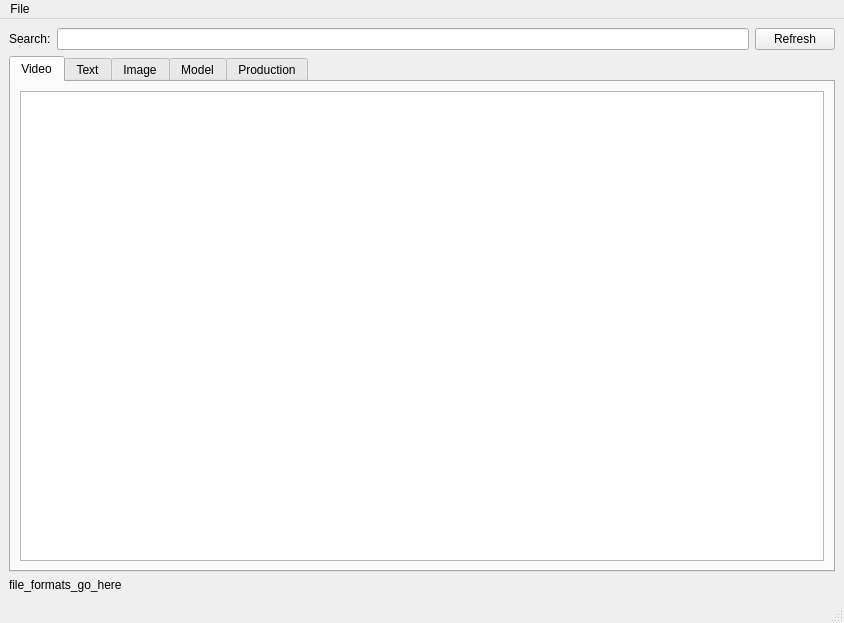
First picture: the form in UI/asset_management.ui, repository HaydenGuy/PyQt_Asset_Management_System, before the edit.
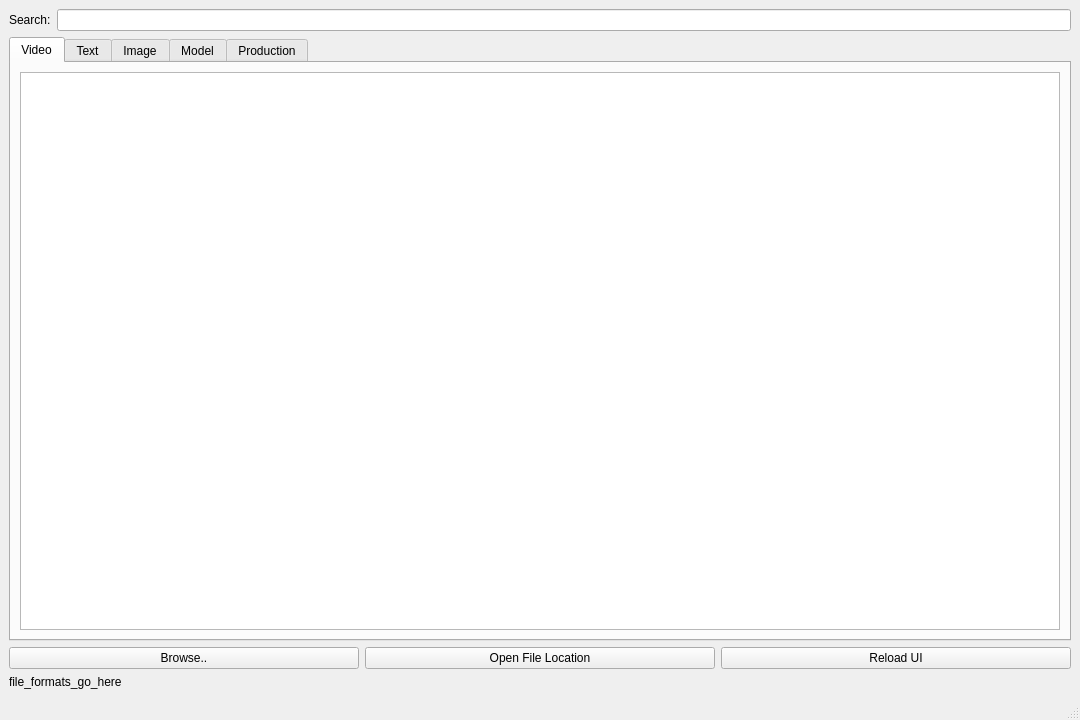
Second picture: the form after the edit.

Commit message: Minor adjustments to the UI, removed menubar, added push buttons for interaction

```diff
--- a/UI/asset_management.ui
+++ b/UI/asset_management.ui
@@ -6,8 +6,8 @@
    <rect>
     <x>0</x>
     <y>0</y>
-    <width>844</width>
-    <height>623</height>
+    <width>1080</width>
+    <height>720</height>
    </rect>
   </property>
   <property name="windowTitle">
@@ -30,13 +30,6 @@
       <item>
        <widget class="QLineEdit" name="le_searchbar"/>
       </item>
-      <item>
-       <widget class="QPushButton" name="pb_refresh">
-        <property name="text">
-         <string>Refresh</string>
-        </property>
-       </widget>
-      </item>
      </layout>
     </item>
     <item>
@@ -109,14 +102,35 @@
        <number>0</number>
       </property>
       <item>
-       <widget class="QLabel" name="lb_file_formats">
+       <widget class="QPushButton" name="pb_browse">
         <property name="text">
-         <string>file_formats_go_here</string>
+         <string>Browse..</string>
+        </property>
+       </widget>
+      </item>
+      <item>
+       <widget class="QPushButton" name="pb_open_location">
+        <property name="text">
+         <string>Open File Location</string>
+        </property>
+       </widget>
+      </item>
+      <item>
+       <widget class="QPushButton" name="pb_reload">
+        <property name="text">
+         <string>Reload UI</string>
         </property>
        </widget>
       </item>
      </layout>
     </item>
+    <item>
+     <widget class="QLabel" name="lb_file_formats">
+      <property name="text">
+       <string>file_formats_go_here</string>
+      </property>
+     </widget>
+    </item>
    </layout>
   </widget>
   <widget class="QMenuBar" name="menubar">
@@ -124,17 +138,10 @@
     <rect>
      <x>0</x>
      <y>0</y>
-     <width>844</width>
+     <width>1080</width>
      <height>23</height>
     </rect>
    </property>
-   <widget class="QMenu" name="menuFile">
-    <property name="title">
-     <string>File</string>
-    </property>
-    <addaction name="actionOpen"/>
-   </widget>
-   <addaction name="menuFile"/>
   </widget>
   <widget class="QStatusBar" name="statusbar"/>
   <action name="actionOpen">
```
The commit also changes 3 other files.
